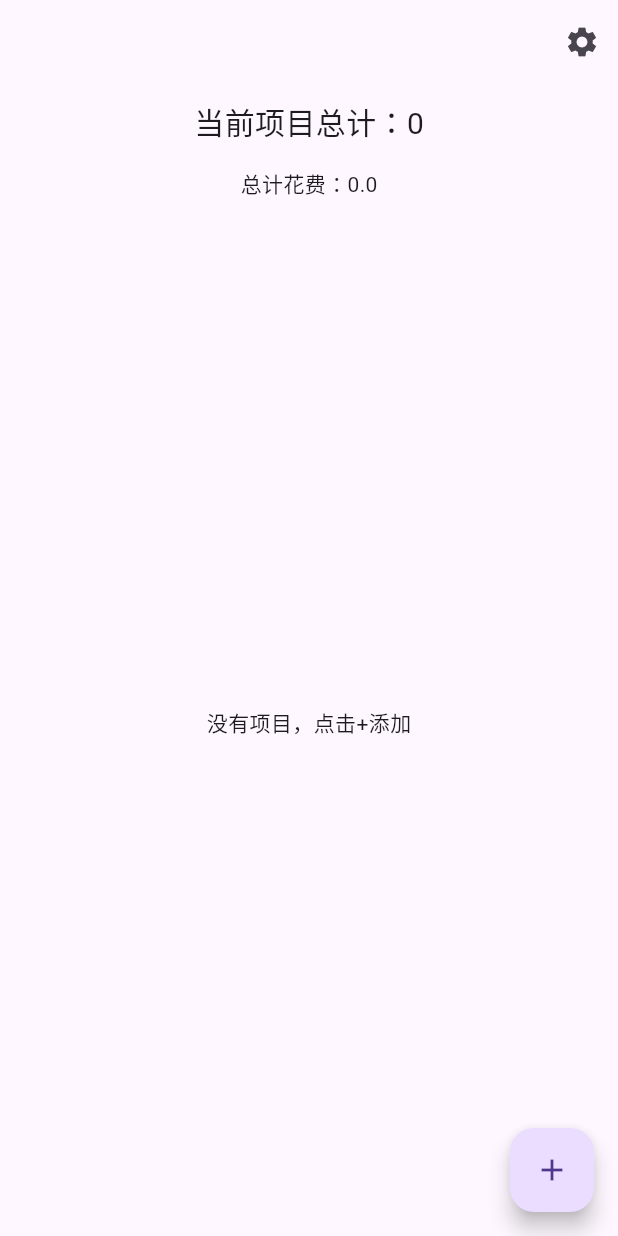
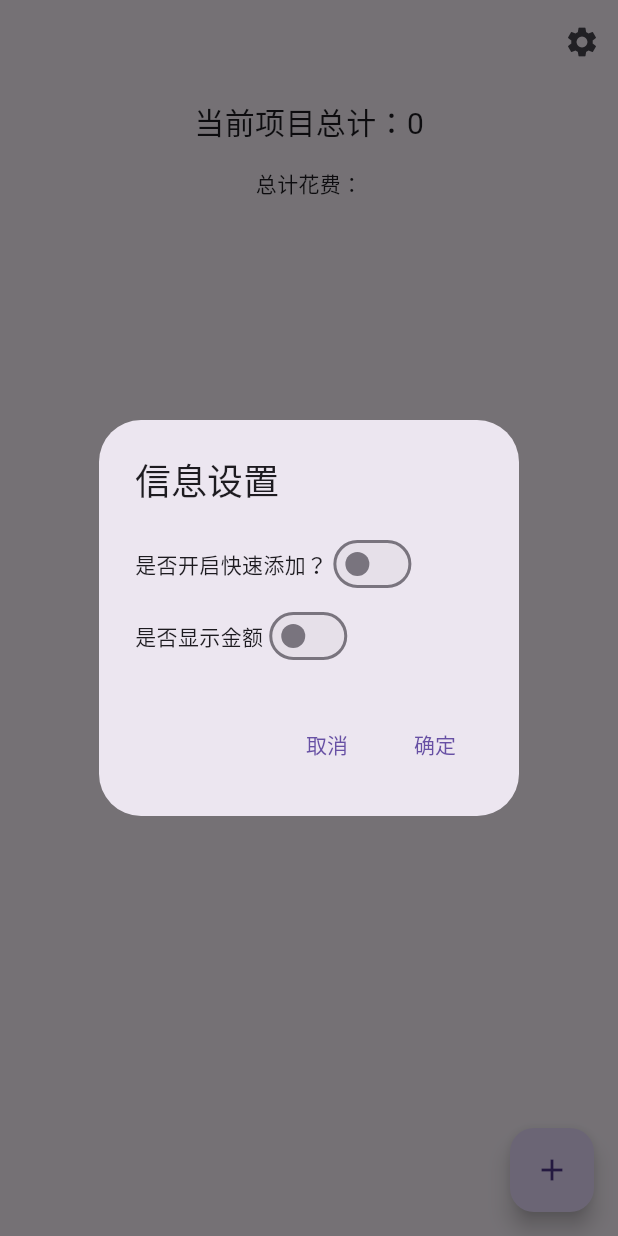
Before and after one commit to fmqwd/count_tools, a Flutter app: the SubProjectInfoPage screen opened directly with empty values, after a tap on the "settings" icon, on a phone screen of 412 x 824 dp. Run offline on Flutter 3.47's test engine with Material 3 defaults, Android fonts, the phone set to English and light mode, and no system bars; our stand-ins replace flutter_colorpicker, shared_preferences, sqflite; accounts and stored records are empty.

Commit message:
feat(subproject_info_page): 添加子项目信息设置对话框并优化成本计算逻辑
* 引入新的`subproject_info_setting_dialog`用于配置子项目的显示选项
* 在`SubProjectInfoViewModel`中增加`isShowPrice`和`isQuickAdd`属性以控制界面行为
* 调整`loadItems`方法中的成本加载逻辑，使其受`isShowPrice`属性控制
* 更新`single_item_widget.dart`中的长按事件处理器，虽然未展示具体变化，但可能涉及交互调整
* 扩展`setting_utils.dart`以支持存储和读取`isQuickAdd`和`isShowTotalPrice`设置值

```diff
--- a/lib/page/component/single_item_widget.dart
+++ b/lib/page/component/single_item_widget.dart
@@ -10,25 +10,20 @@ class SingleItemWidget extends StatelessWidget {
       : super(key: key);
 
   @override
-  Widget build(BuildContext context) {
-    return Container(
-        padding: const EdgeInsets.symmetric(horizontal: 16, vertical: 8),
-        child: GestureDetector(
+  Widget build(BuildContext context) => Container(
+      padding: const EdgeInsets.symmetric(horizontal: 16, vertical: 8),
+      child: GestureDetector(
           child: Column(children: [_buildTitle(), _buildCountList()]),
-          onLongPress: () {},
-        ));
-  }
+          onLongPress: () {}));
 
   Widget _buildTitle() => Container(
-        margin: const EdgeInsets.symmetric(vertical: 10),
-        width: double.infinity,
-        child: Text("$date (${data.length})", style: AppTextStyle.heading3),
-      );
+      margin: const EdgeInsets.symmetric(vertical: 10),
+      width: double.infinity,
+      child: Text("$date (${data.length})", style: AppTextStyle.heading3));
 
   Widget _buildCountList() => ExpansionTile(
-        title: const Text('点击展开/折叠数据'),
-        children: data.map((item) => _buildCountItem(item)).toList(),
-      );
+      title: const Text('点击展开/折叠数据'),
+      children: data.map((item) => _buildCountItem(item)).toList());
 
   Widget _buildCountItem(ItemData item) {
     if (item.eventName.isEmpty && item.type.isEmpty && item.price.isEmpty) {
--- /dev/null
+++ b/lib/page/dialog/subproject_info_setting_dialog.dart
@@ -0,0 +1,77 @@
+import 'package:count_tools/utils/safe_utils.dart';
+import 'package:count_tools/utils/setting_utils.dart';
+import 'package:flutter/material.dart';
+
+void showSubProjectInfoSettingDialog(
+    BuildContext context, void Function() callback) async {
+  final settings = await _loadSettings();
+  if (context.mounted) {
+    showDialog(
+        context: context,
+        builder: (dialogContext) =>
+            SettingDialog(initialSettings: settings, callback: callback));
+  }
+}
+
+Future<Map<String, bool>> _loadSettings() async => {
+      "isQuickAdd": await SettingUtils.getIsQuickAdd(),
+      "isShowTotalPrice": await SettingUtils.getIsShowTotalPrice()
+    };
+
+class SettingDialog extends StatefulWidget {
+  final void Function() callback;
+  final Map<String, bool> initialSettings;
+
+  const SettingDialog({
+    Key? key,
+    required this.initialSettings,
+    required this.callback,
+  }) : super(key: key);
+
+  @override
+  SettingDialogState createState() => SettingDialogState();
+}
+
+class SettingDialogState extends State<SettingDialog> {
+  Map<String, bool> settings = {};
+
+  @override
+  void initState() {
+    super.initState();
+    settings = widget.initialSettings;
+  }
+
+  @override
+  Widget build(BuildContext context) => AlertDialog(
+          title: const Text('信息设置'),
+          content: Column(
+              mainAxisSize: MainAxisSize.min,
+              crossAxisAlignment: CrossAxisAlignment.start,
+              children: [
+                _buildSwitch('是否开启快速添加？', 'isQuickAdd', false),
+                _buildSwitch('是否显示金额', 'isShowTotalPrice', true),
+              ]),
+          actions: [
+            TextButton(
+                child: const Text('取消'), onPressed: () => Navigator.of(context).pop()),
+            TextButton(
+                child: const Text('确定'), onPressed: () => _saveSettings())
+          ]);
+
+  Widget _buildSwitch(String label, String key, bool defaultValue) => Row(
+          crossAxisAlignment: CrossAxisAlignment.center,
+          mainAxisAlignment: MainAxisAlignment.start,
+          children: [
+            Text(label),
+            Switch(
+                value: settings[key] ?? defaultValue,
+                onChanged: (newValue) => setState(() => settings[key] = newValue))
+          ]);
+
+  void _saveSettings() {
+    SettingUtils.setIsQuickAdd(safeBool(settings['isQuickAdd']));
+    SettingUtils.setIsShowTotalPrice(safeBool(settings['isShowTotalPrice']));
+    widget.callback();
+    Navigator.of(context).pop();
+  }
+}
--- a/lib/page/subproject_info_page/subproject_info_page.dart
+++ b/lib/page/subproject_info_page/subproject_info_page.dart
@@ -31,7 +31,9 @@ class _SubProjectInfoPageState extends State<SubProjectInfoPage> {
       value: _vm,
       child: Scaffold(
           appBar: AppBar(title: Text(widget.parentData.name), actions: [
-            IconButton(icon: const Icon(Icons.settings), onPressed: () {})
+            IconButton(
+                icon: const Icon(Icons.settings),
+                onPressed: () => _vm.showSettingDialog(context)),
           ]),
           body: Center(child: _buildPersonInfoContent(widget.parentData.count)),
           floatingActionButton: Builder(
@@ -42,7 +44,7 @@ class _SubProjectInfoPageState extends State<SubProjectInfoPage> {
 
   Widget _buildPersonInfoContent(String count) => Column(children: [
         _buildPersonInfoTitle(),
-        _buildPersonInfoItem(),
+        if (_vm.isShowPrice) _buildPersonInfoItem(),
         Expanded(child: _buildPersonInfoList())
       ]);
 
--- a/lib/page/subproject_info_page/subproject_info_page_vm.dart
+++ b/lib/page/subproject_info_page/subproject_info_page_vm.dart
@@ -3,7 +3,9 @@ import 'package:count_tools/data/database/helper/sub_project_helper.dart';
 import 'package:count_tools/data/model/item_data.dart';
 import 'package:count_tools/data/model/sub_project_data.dart';
 import 'package:count_tools/page/dialog/add_item_dialog.dart';
+import 'package:count_tools/page/dialog/subproject_info_setting_dialog.dart';
 import 'package:count_tools/utils/safe_utils.dart';
+import 'package:count_tools/utils/setting_utils.dart';
 import 'package:flutter/material.dart';
 
 class SubProjectInfoViewModel extends ChangeNotifier {
@@ -11,26 +13,37 @@ class SubProjectInfoViewModel extends ChangeNotifier {
   final SubProjectDbHelper subProjectDbHelper = SubProjectDbHelper();
 
   List<ItemData> _items = [];
-
   List<ItemData> get items => _items;
 
   List<String> _dates = [];
-
   List<String> get dates => _dates;
 
   String _cost = '';
   String get cost => _cost;
 
+  bool _isShowPrice = true;
+  bool get isShowPrice => _isShowPrice;
+
+  bool _isQuickAdd = false;
+  bool get isQuickAdd => _isQuickAdd;
+
   Future<void> loadItems(String parentId) async {
+    await _loadShared();
     _items = await itemDBHelper.getByParent(parentId);
     _dates = _items.map((e) => e.date).toSet().toList();
-    loadCost();
+    if (_isShowPrice) loadCost();
     notifyListeners();
   }
 
-  Future<void> loadCost() async {
+  Future<void> _loadShared() async {
+    _isShowPrice = await SettingUtils.getIsShowTotalPrice();
+    _isQuickAdd = await SettingUtils.getIsQuickAdd();
+    notifyListeners();
+  }
+
+  void loadCost() {
     double mCost = 0.0;
-    for(ItemData item in items) {
+    for (ItemData item in items) {
       mCost += safeDouble(item.price);
     }
     _cost = mCost.toString();
@@ -72,4 +85,7 @@ class SubProjectInfoViewModel extends ChangeNotifier {
           context: context,
           builder: (BuildContext dialogContext) =>
               buildAddItemDialog(context, dialogContext, data, id));
+
+  showSettingDialog(BuildContext context) =>
+      showSubProjectInfoSettingDialog(context, () => _loadShared());
 }
--- a/lib/utils/setting_utils.dart
+++ b/lib/utils/setting_utils.dart
@@ -114,6 +114,26 @@ class SettingUtils {
   static Future<void> setShowMode(String showMode) async {
     await SharedUtils.setString("showMode", showMode);
   }
+
+  //设置是否快速添加
+  static Future<void> setIsQuickAdd(bool isQuickAdd) async {
+    await SharedUtils.setBool("isQuickAdd", isQuickAdd);
+  }
+
+  //获取是否快速添加
+  static Future<bool> getIsQuickAdd() async {
+    return await SharedUtils.getBool("isQuickAdd");
+  }
+
+  //设置是否显示总价
+  static Future<void> setIsShowTotalPrice(bool isShowTotalPrice) async {
+    await SharedUtils.setBool("isShowTotalPrice", isShowTotalPrice);
+  }
+
+  //获取是否显示总价
+  static Future<bool> getIsShowTotalPrice() async {
+    return await SharedUtils.getBool("isShowTotalPrice");
+  }
 }
 
 Widget getThemeColorWidget() => FutureBuilder<Widget>(
```
